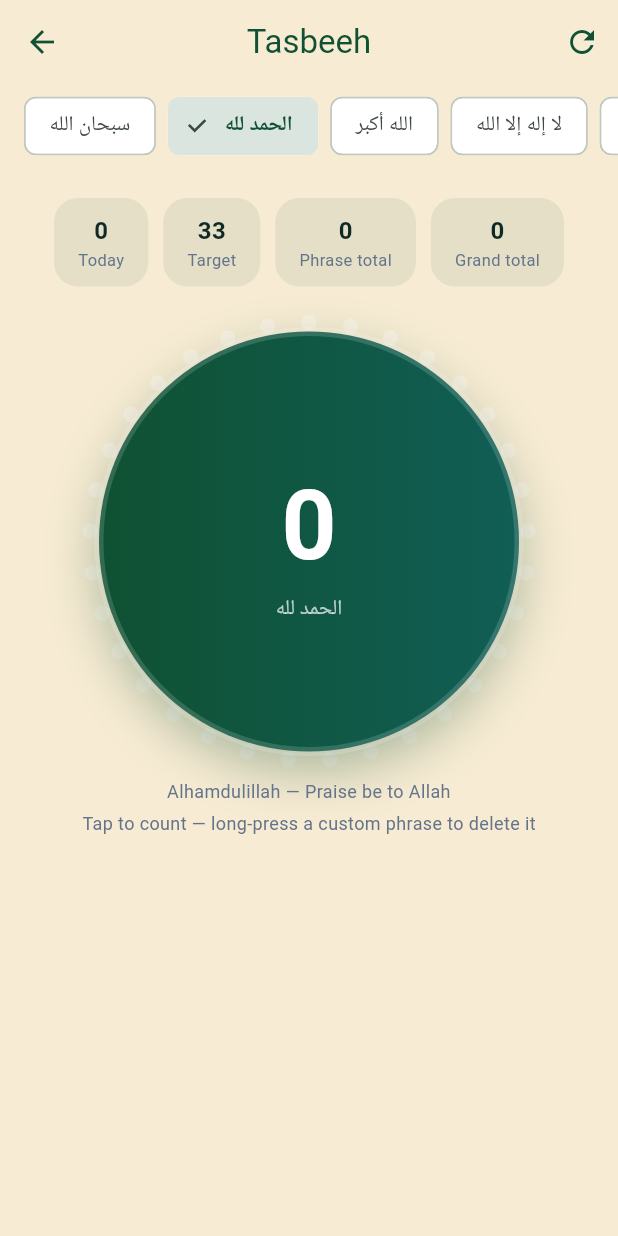
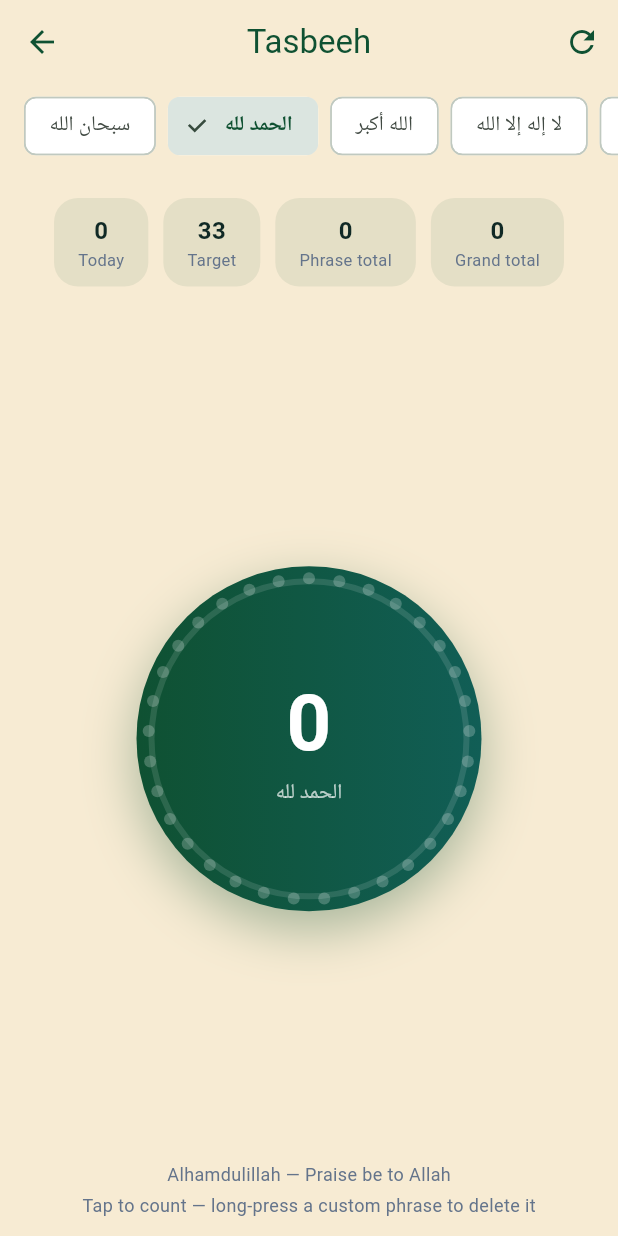
Before and after one commit to 9369702788/wirdi_v16.1.26, a Flutter app: the TasbeehScreen screen opened directly, after a tap on "الحمد لله", on a phone screen of 412 x 824 dp. Run offline on Flutter 3.47's test engine with Material 3 defaults, Android fonts, the phone set to English and light mode, and no system bars; our stand-ins replace audio_service, audioplayers, camera, cloud_firestore, file_picker, firebase_auth and 12 more; missing offline and left inert: home_widget; accounts and stored records are empty; network calls fail; Roboto replaces fonts that are missing (Cairo).

Commit message:
Add files via upload

```diff
--- a/lib/features/settings/settings_screen.dart
+++ b/lib/features/settings/settings_screen.dart
@@ -36,6 +36,7 @@ import '../../core/data/app_sources.dart';
 import '../../core/services/user_progress_service.dart';
 import '../../core/theme/app_theme.dart';
 import '../../l10n/generated/app_localizations.dart';
+import '../prayer/widgets/prayer_notification_selector.dart';
 
 class SettingsScreen extends StatefulWidget {
   const SettingsScreen({super.key});
@@ -243,12 +244,8 @@ class _SettingsScreenState extends State<SettingsScreen> {
                       )
                     : const SizedBox.shrink(),
               ),
-                        ExpansionTile(
-                title: Text(l10n.settingsAppearance, style: const TextStyle(fontWeight: FontWeight.w700)),
-                initiallyExpanded: true,
-                tilePadding: const EdgeInsets.symmetric(horizontal: 8),
-                children: [
-                  Card(
+                        _SectionLabel(l10n.settingsAppearance),
+              Card(
                 child: Padding(
                   padding: const EdgeInsets.all(16),
                   child: Column(children: [
@@ -473,15 +470,9 @@ class _SettingsScreenState extends State<SettingsScreen> {
                   ],
                 ),
             ]))),
-                  ],
-                ),
               const SizedBox(height: 20),
-              ExpansionTile(
-                title: Text(l10n.settingsPrayerReminder, style: const TextStyle(fontWeight: FontWeight.w700)),
-                initiallyExpanded: false,
-                tilePadding: const EdgeInsets.symmetric(horizontal: 8),
-                children: [
-                  Card(
+              _SectionLabel(l10n.settingsPrayerReminder),
+              Card(
                 child: Padding(
                   padding: const EdgeInsets.all(16),
                   child: Column(crossAxisAlignment: CrossAxisAlignment.start, children: [
@@ -835,15 +826,9 @@ class _SettingsScreenState extends State<SettingsScreen> {
                   },
                 ),
               ),
-                  ],
-                ),
               const SizedBox(height: 12),
-              ExpansionTile(
-                title: Text(l10n.settingsMoreReminders, style: const TextStyle(fontWeight: FontWeight.w700)),
-                initiallyExpanded: false,
-                tilePadding: const EdgeInsets.symmetric(horizontal: 8),
-                children: [
-                  Card(
+              _SectionLabel(l10n.settingsMoreReminders),
+              Card(
                 child: Padding(
                   padding: const EdgeInsets.symmetric(horizontal: 16),
                   child: Column(children: [
@@ -920,8 +905,6 @@ class _SettingsScreenState extends State<SettingsScreen> {
                   ]),
                 ),
               ),
-                  ],
-                ),
               const SizedBox(height: 20),
               _SectionLabel(l10n.settingsDataManagement),
               Card(
--- a/lib/features/tasbeeh/tasbeeh_screen.dart
+++ b/lib/features/tasbeeh/tasbeeh_screen.dart
@@ -1,6 +1,6 @@
+import 'dart:math' as math;
 import 'dart:async';
 import 'dart:convert';
-import 'dart:math' as math;
 
 import 'package:flutter/material.dart';
 import 'package:flutter/services.dart';
@@ -231,13 +231,11 @@ class _TasbeehScreenState extends State<TasbeehScreen> {
         top: false,
         child: LayoutBuilder(
           builder: (context, constraints) {
-            final landscape = constraints.maxWidth > constraints.maxHeight;
-            final circleSize = landscape
-                ? math.min(220.0, constraints.maxHeight * 0.58)
-                : math.min(300.0, constraints.maxWidth - 32);
-            final progressSize = math.max(0.0, circleSize - 20);
-            final content = Column(
-              mainAxisSize: MainAxisSize.min,
+            return SingleChildScrollView(
+              child: ConstrainedBox(
+                constraints: BoxConstraints(minHeight: constraints.maxHeight),
+                child: IntrinsicHeight(
+                  child: Column(
                     children: [
           SizedBox(
             height: 56,
@@ -254,6 +252,7 @@ class _TasbeehScreenState extends State<TasbeehScreen> {
                     onPressed: _addCustomPhrase,
                   );
                 }
+
                 final phrase = _allPhrases[index];
                 final isSelected = phrase.id == _selected.id;
                 return GestureDetector(
@@ -273,7 +272,7 @@ class _TasbeehScreenState extends State<TasbeehScreen> {
             ),
           ),
           Padding(
-                  padding: EdgeInsets.symmetric(horizontal: 20, vertical: landscape ? 8 : 20),
+            padding: const EdgeInsets.all(20),
             child: SingleChildScrollView(
               scrollDirection: Axis.horizontal,
               child: Row(
@@ -289,25 +288,20 @@ class _TasbeehScreenState extends State<TasbeehScreen> {
               ),
             ),
           ),
-                Semantics(
+          Expanded(
+            child: Center(
+              child: Semantics(
                 button: true,
                 label: l10n.tasbeehCounterLabel(_selected.text, _today, _selected.target),
                 child: GestureDetector(
                 onTap: _increment,
-                    child: SizedBox(
-                      width: circleSize,
-                      height: circleSize,
-                      child: CustomPaint(
-                        painter: _TasbeehBeadsPainter(
-                          count: _selected.target,
-                          litCount: _today.clamp(0, _selected.target),
-                        ),
                 child: Container(
-                          margin: const EdgeInsets.all(10),
+                  width: 230,
+                  height: 230,
                   alignment: Alignment.center,
                   decoration: BoxDecoration(
                     shape: BoxShape.circle,
-                            gradient: LinearGradient(colors: [AppColors.primaryEmerald, const Color(0xFF115E56)]),
+                    gradient: LinearGradient(colors: [AppColors.primaryEmerald, Color(0xFF115E56)]),
                     boxShadow: [
                       BoxShadow(
                         color: AppColors.primaryEmerald.withValues(alpha: 0.35),
@@ -320,22 +314,31 @@ class _TasbeehScreenState extends State<TasbeehScreen> {
                     alignment: Alignment.center,
                     children: [
                       SizedBox(
-                                width: progressSize,
-                                height: progressSize,
+                        width: 210,
+                        height: 210,
                         child: CircularProgressIndicator(
                           value: progress,
-                                  strokeWidth: 6,
-                                  backgroundColor: Colors.white.withValues(alpha: 0.15),
-                                  valueColor: AlwaysStoppedAnimation<Color>(AppColors.goldAccent),
+                          strokeWidth: 4,
+                          backgroundColor: Colors.white.withValues(alpha: 0.12),
+                          valueColor: AlwaysStoppedAnimation(AppColors.goldAccent),
+                        ),
+                      ),
+                      SizedBox(
+                        width: 214,
+                        height: 214,
+                        child: CustomPaint(
+                          painter: _TasbeehBeadsPainter(
+                            target: _selected.target,
+                            count: _today,
+                            activeColor: AppColors.goldAccent,
+                            inactiveColor: Colors.white.withValues(alpha: 0.22),
+                          ),
                         ),
                       ),
                       Column(
                         mainAxisSize: MainAxisSize.min,
                         children: [
-                                  FittedBox(
-                                    fit: BoxFit.scaleDown,
-                                    child: Text('$_today', style: TextStyle(color: Colors.white, fontSize: landscape ? 48 : 64, fontWeight: FontWeight.w700)),
-                                  ),
+                          Text('$_today', style: const TextStyle(color: Colors.white, fontSize: 52, fontWeight: FontWeight.w700)),
                           Text(_selected.text, style: const TextStyle(color: Colors.white70, fontSize: 14)),
                         ],
                       ),
@@ -348,58 +351,23 @@ class _TasbeehScreenState extends State<TasbeehScreen> {
           ),
           if (gloss != null && gloss.isNotEmpty)
             Padding(
-                    padding: const EdgeInsets.only(top: 8, bottom: 4),
-                    child: Text(gloss, textAlign: TextAlign.center, style: const TextStyle(color: AppColors.mutedText, fontSize: 12)),
+              padding: const EdgeInsets.only(bottom: 4),
+              child: Text(gloss, style: const TextStyle(color: AppColors.mutedText, fontSize: 12)),
             ),
           Padding(
             padding: const EdgeInsets.only(bottom: 12),
             child: Text(l10n.tasbeehTapHint, style: const TextStyle(color: AppColors.mutedText, fontSize: 12)),
           ),
         ],
+                  ),
+                ),
+              ),
             );
-            return landscape
-                ? SingleChildScrollView(
-                    physics: const BouncingScrollPhysics(),
-                    child: Center(child: content),
-                  )
-                : content;
           },
         ),
       ),
     );
   }
-}
-
-class _TasbeehBeadsPainter extends CustomPainter {
-  final int count;
-  final int litCount;
-  const _TasbeehBeadsPainter({required this.count, required this.litCount});
-
-  @override
-  void paint(Canvas canvas, Size size) {
-    if (count <= 0) return;
-    final center = size.center(Offset.zero);
-    final radius = math.min(size.width, size.height) / 2 - 4;
-    final beadRadius = math.max(2.2, math.min(5.5, radius * 0.035));
-    final paint = Paint()..style = PaintingStyle.fill;
-
-    for (var i = 0; i < count; i++) {
-      final angle = -math.pi / 2 + (2 * math.pi * i / count);
-      final point = Offset(
-        center.dx + radius * math.cos(angle),
-        center.dy + radius * math.sin(angle),
-      );
-      final lit = i < litCount;
-      paint.color = lit
-          ? AppColors.goldAccent
-          : Colors.white.withValues(alpha: 0.32);
-      canvas.drawCircle(point, beadRadius + (lit ? 1.2 : 0), paint);
-    }
-  }
-
-  @override
-  bool shouldRepaint(covariant _TasbeehBeadsPainter oldDelegate) =>
-      oldDelegate.count != count || oldDelegate.litCount != litCount;
 }
 
 class _StatChip extends StatelessWidget {
@@ -424,3 +392,57 @@ class _StatChip extends StatelessWidget {
     );
   }
 }
+
+
+class _TasbeehBeadsPainter extends CustomPainter {
+  final int target;
+  final int count;
+  final Color activeColor;
+  final Color inactiveColor;
+
+  _TasbeehBeadsPainter({
+    required this.target,
+    required this.count,
+    required this.activeColor,
+    required this.inactiveColor,
+  });
+
+  @override
+  void paint(Canvas canvas, Size size) {
+    if (target <= 0) return;
+    final center = Offset(size.width / 2, size.height / 2);
+    final radius = size.width / 2;
+    final totalBeads = (target == 100 || target == 33) ? target : (target <= 100 ? target : 33);
+    final currentCount = count % (target > 0 ? target : 1);
+    final activeBeads = (count > 0 && currentCount == 0) ? totalBeads : currentCount;
+
+    final beadRadius = totalBeads > 50 ? 2.5 : 4.0;
+    final activePaint = Paint()
+      ..color = activeColor
+      ..style = PaintingStyle.fill;
+    final inactivePaint = Paint()
+      ..color = inactiveColor
+      ..style = PaintingStyle.fill;
+    final glowPaint = Paint()
+      ..color = activeColor.withValues(alpha: 0.55)
+      ..maskFilter = const MaskFilter.blur(BlurStyle.normal, 3);
+
+    for (int i = 0; i < totalBeads; i++) {
+      final angle = -math.pi / 2 + (i * 2 * math.pi / totalBeads);
+      final x = center.dx + radius * math.cos(angle);
+      final y = center.dy + radius * math.sin(angle);
+      final isLit = i < activeBeads;
+
+      if (isLit) {
+        canvas.drawCircle(Offset(x, y), beadRadius + 1.5, glowPaint);
+        canvas.drawCircle(Offset(x, y), beadRadius, activePaint);
+      } else {
+        canvas.drawCircle(Offset(x, y), beadRadius, inactivePaint);
+      }
+    }
+  }
+
+  @override
+  bool shouldRepaint(covariant _TasbeehBeadsPainter oldDelegate) =>
+      oldDelegate.count != count || oldDelegate.target != target;
+}
```
Lines whose indentation alone changed are shown as unchanged.
